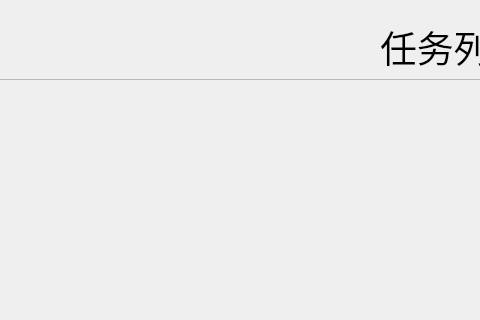
The window that TomClock_QtCreator/screenUi/missionlistwindow.ui (MeoRinLime/TomClock) describes before a commit, drawn with Qt 5; both pictures show x 0 to 480 and y 0 to 320 of the 800 by 628 pixel window.
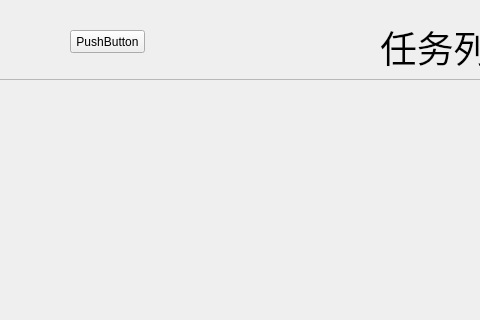
The same window after the commit.

Patch:
```diff
--- a/TomClock_QtCreator/screenUi/missionlistwindow.ui
+++ b/TomClock_QtCreator/screenUi/missionlistwindow.ui
@@ -79,6 +79,19 @@
     </property>
    </widget>
   </widget>
+  <widget class="QPushButton" name="pushButton">
+   <property name="geometry">
+    <rect>
+     <x>70</x>
+     <y>30</y>
+     <width>75</width>
+     <height>23</height>
+    </rect>
+   </property>
+   <property name="text">
+    <string>PushButton</string>
+   </property>
+  </widget>
  </widget>
  <resources/>
  <connections/>
```
Left out of the diff: 4 changed lines with no effect on the pictures.
